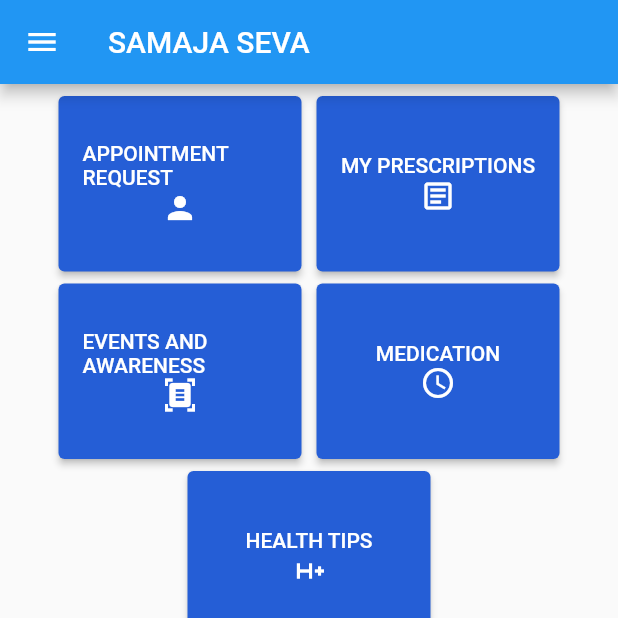
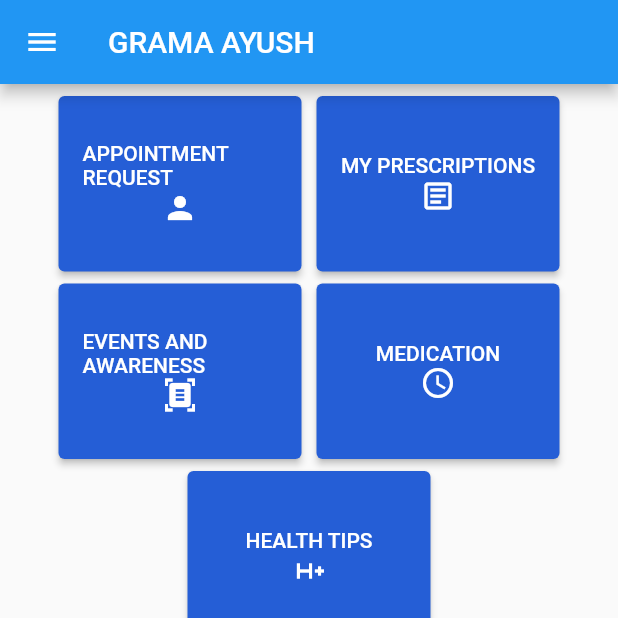
Before and after one commit to SaiHarshitha2002/Hackathon, a Flutter app: the homepage screen opened by its route, on a phone screen of 412 x 824 dp, the top half of it. Run offline on Flutter 3.47's test engine with Material 2 defaults, Android fonts, the phone set to English and light mode, and no system bars; our stand-ins replace flutter_svg, form_field_validator.

```diff
--- a/hackathon/lib/Home/homepage.dart
+++ b/hackathon/lib/Home/homepage.dart
@@ -25,7 +25,7 @@ class homepage extends StatelessWidget {
   Widget build(BuildContext context) {
     return Scaffold(
       appBar: AppBar(
-        title: const Text("SAMAJA SEVA"),
+        title: const Text("GRAMA AYUSH"),
       ),
       body: Center(
             child: Padding(
```
